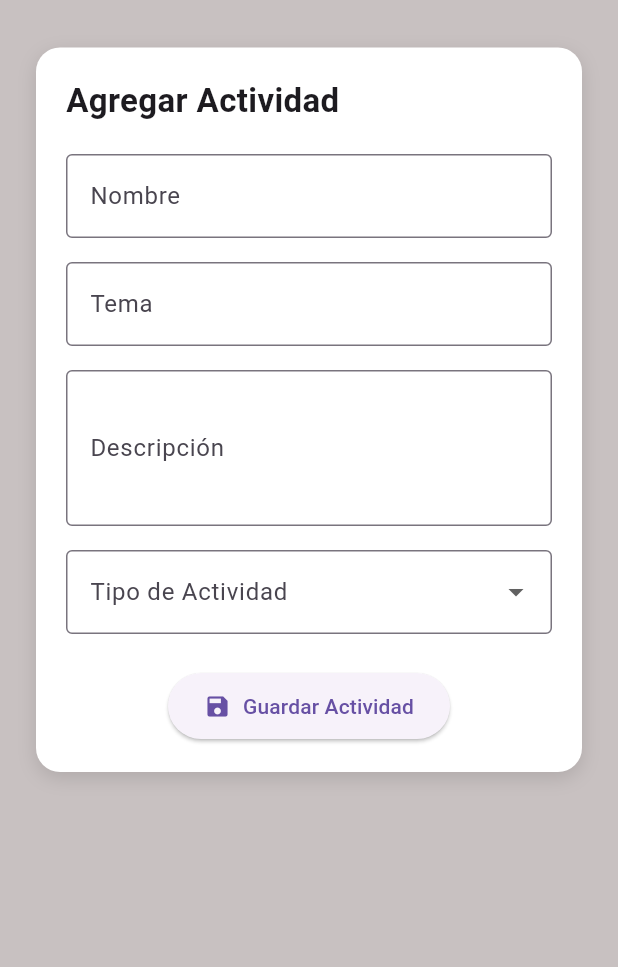
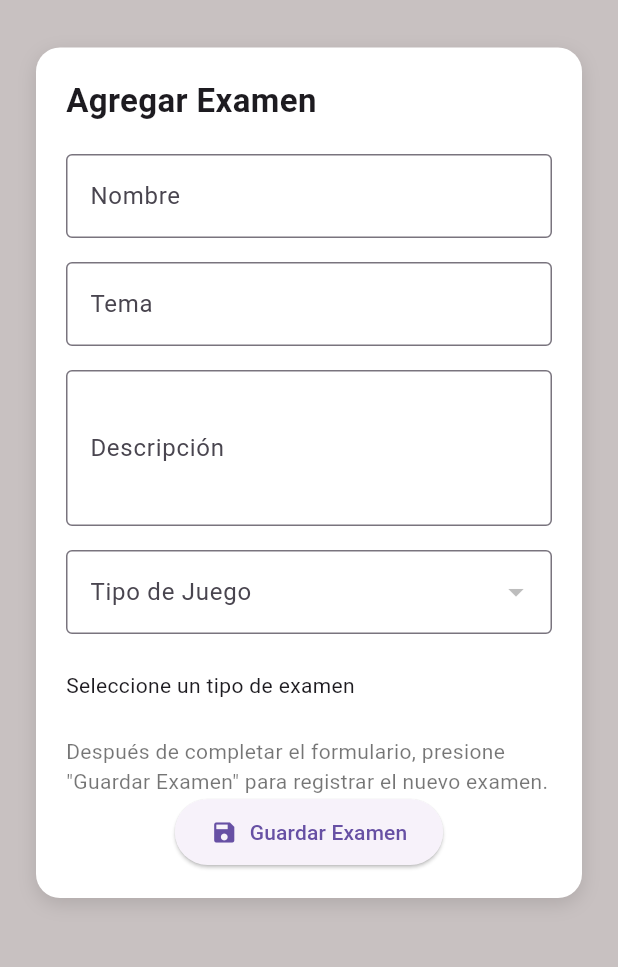
Before and after one commit to JJuvinao/exa_gammer_movil, a Flutter app: the DetalleClase screen opened directly, after a tap on the "add" icon, on a phone screen of 412 x 824 dp, the part 149-1116 px from its top. Run offline on Flutter 3.47's test engine with Material 3 defaults, Android fonts, the phone set to English and light mode, and no system bars; our stand-ins replace auto_size_text, get, get_storage; accounts and stored records are empty; network calls fail.

Commit message:
creacion de examen dependiendo el juego

```diff
--- a/lib/controllers/examen_controller.dart
+++ b/lib/controllers/examen_controller.dart
@@ -57,4 +57,67 @@ class ExamenController extends GetxController {
       print("ERROR DE LA CARGA DE EXAMENES ${e.toString()}");
     }
   }
+
+  Future<bool> guardarExamen(
+    Map<String, dynamic> examen,
+    Map<dynamic, dynamic> data,
+    String token,
+  ) async {
+    String urls = '';
+    var datos = {
+      'palabra': data['datos']['palabra'],
+      'pista': data['datos']['pista'],
+      'lispreheroe': data['datos']['lispreheroe'],
+    };
+    var datosExamen = {};
+    if (data['tipo'] == 'ahorcado') {
+      urls = 'https://apiexagammer.somee.com/api/Examenes/Ahorcado';
+      datosExamen = {
+        'Nombre': examen['Nombre'],
+        'Tema': examen['Tema'],
+        'Autor': examen['Autor'],
+        'Descripcion': examen['Descripcion'],
+        'ImagenExamen': examen['ImagenExamen'],
+        'Id_Clase': examen['Id_Clase'],
+        'Id_Juego': examen['Id_Juego'],
+        'Palabras': datos['palabras'],
+        'Pistas': datos['pistas'],
+      };
+    }
+    if (data['tipo'] == 'heroes') {
+      urls = 'https://apiexagammer.somee.com/api/Examenes/Heroes';
+      datosExamen = {
+        'Nombre': examen['Nombre'],
+        'Tema': examen['Tema'],
+        'Autor': examen['Autor'],
+        'Descripcion': examen['Descripcion'],
+        'ImagenExamen': examen['ImagenExamen'],
+        'Id_Clase': examen['Id_Clase'],
+        'Id_Juego': examen['Id_Juego'],
+        'Heroes': datos['lispreheroe'],
+      };
+    }
+    try {
+      final url = Uri.parse(urls);
+
+      final res = await http.post(
+        url,
+        headers: {
+          'Authorization': 'Bearer ${token}',
+          'Content-Type': 'application/json',
+        },
+        body: jsonEncode(datosExamen),
+      );
+
+      if (res.statusCode == 200) {
+        return true;
+      } else {
+        print('Error al guardar el examen: ${res.statusCode}');
+        return false;
+      }
+    } catch (e) {
+      print('Error al guardar el examen: $e');
+    }
+    return false;
+  }
 }
--- /dev/null
+++ b/lib/controllers/juego_controller.dart
@@ -0,0 +1,40 @@
+import 'package:get/get.dart';
+import 'package:http/http.dart' as http;
+import 'dart:convert';
+import 'package:exa_gammer_movil/models/juego_model.dart';
+
+class JuegoController extends GetxController {
+  var juegoList = <Juego>[].obs;
+
+  List<Juego> getjuegoList() {
+    CargarExamne();
+    if (juegoList.isEmpty) {
+      return [];
+    } else {
+      return juegoList;
+    }
+  }
+
+  Future<void> CargarExamne() async {
+    try {
+      final url = Uri.parse('https://apiexagammer.somee.com/api/juego');
+
+      final res = await http.get(
+        url,
+        headers: {'Content-Type': 'application/json'},
+      );
+
+      if (res.statusCode != 200) {
+        print(res.body);
+      }
+      final data = jsonDecode(res.body);
+      List<Juego> _JuegoList = [];
+      for (var item in data) {
+        _JuegoList.add(Juego.fromJson(item));
+      }
+      juegoList.value = _JuegoList;
+    } catch (e) {
+      print("ERROR DE LA CARGA DE JUEGOS ${e.toString()}");
+    }
+  }
+}
--- a/lib/main.dart
+++ b/lib/main.dart
@@ -7,6 +7,7 @@ import 'package:exa_gammer_movil/controllers/user_controller.dart';
 import 'package:exa_gammer_movil/ui/app.dart';
 import 'package:get_storage/get_storage.dart';
 import 'package:exa_gammer_movil/game/ahorcado/ahorcado_controller.dart';
+import 'package:exa_gammer_movil/controllers/juego_controller.dart';
 
 Future<void> main() async {
   WidgetsFlutterBinding.ensureInitialized();
@@ -15,7 +16,9 @@ Future<void> main() async {
 
   Get.put(ClaseController());
   Get.put(UserController());
+  Get.put(JuegoController());
   Get.put(ExamenController());
   Get.put(AhorcadoController());
+
   runApp(MyApp());
 }
--- /dev/null
+++ b/lib/models/juego_model.dart
@@ -0,0 +1,15 @@
+class Juego {
+  final int id;
+  final String nombre;
+  final String tipo;
+
+  Juego({required this.id, required this.nombre, required this.tipo});
+
+  factory Juego.fromJson(Map<String, dynamic> json) {
+    return Juego(
+      id: json['id_Juego'],
+      nombre: json['nombre'],
+      tipo: json['tipo'],
+    );
+  }
+}
--- a/lib/ui/home/profesor/detalle_clase.dart
+++ b/lib/ui/home/profesor/detalle_clase.dart
@@ -2,10 +2,10 @@ import 'package:exa_gammer_movil/controllers/user_controller.dart';
 import 'package:flutter/material.dart';
 import 'package:get/get.dart';
 import 'package:exa_gammer_movil/controllers/examen_controller.dart';
-import 'package:exa_gammer_movil/ui/home/profesor/add_actividad.dart';
+import 'package:exa_gammer_movil/ui/home/vista/examen/add_examen.dart';
 import 'package:auto_size_text/auto_size_text.dart';
 import 'package:exa_gammer_movil/game/ahorcado/ahorcado_page.dart';
-import 'package:exa_gammer_movil/ui/home/profesor/detalle_examen.dart';
+import 'package:exa_gammer_movil/ui/home/vista/examen/detalle_examen.dart';
 import 'package:exa_gammer_movil/controllers/clase_controller.dart';
 
 class DetalleClase extends StatelessWidget {
@@ -89,7 +89,7 @@ class DetalleClase extends StatelessWidget {
                   final user = usercontroller.getuser;
                   final token = usercontroller.gettoken;
                   final examenes = examenController.filteredList(
-                    user.id,
+                    clasek.id,
                     token,
                   );
 
@@ -141,7 +141,7 @@ class DetalleClase extends StatelessWidget {
       ),
       floatingActionButton: FloatingActionButton(
         onPressed: () {
-          Get.to(() => AddActividad());
+          Get.to(() => AddExamen());
         },
         child: const Icon(Icons.add),
       ),
--- a/lib/ui/home/profesor/home_profesor.dart
+++ b/lib/ui/home/profesor/home_profesor.dart
@@ -12,6 +12,7 @@ import 'package:exa_gammer_movil/ui/home/profesor/detalle_clase.dart';
 class HomeProfesor extends StatelessWidget {
   final ClaseController pc = Get.find();
   final UserController usercontroller = Get.find<UserController>();
+  final ClaseController claseController = Get.find<ClaseController>();
 
   HomeProfesor({super.key});
 
@@ -91,6 +92,7 @@ class HomeProfesor extends StatelessWidget {
                             titulo: clase.nombre,
                             imagenUrl: clase.img,
                             onTap: () {
+                              claseController.saveClase(clase);
                               Get.to(() => DetalleClase());
                             },
                           );
--- a/lib/ui/home/profesor/add_actividad.dart
+++ b/lib/ui/home/vista/examen/add_examen.dart
@@ -1,24 +1,38 @@
+import 'package:exa_gammer_movil/controllers/clase_controller.dart';
+import 'package:exa_gammer_movil/controllers/user_controller.dart';
+import 'package:exa_gammer_movil/models/juego_model.dart';
+
+import 'formahorcado.dart';
+import 'package:exa_gammer_movil/ui/home/vista/examen/formheroes.dart';
 import 'package:flutter/material.dart';
 import 'package:get/get.dart';
 import 'package:exa_gammer_movil/controllers/examen_controller.dart';
+import 'package:exa_gammer_movil/controllers/juego_controller.dart';
 
-class AddActividad extends StatelessWidget {
-  AddActividad({super.key});
+class AddExamen extends StatelessWidget {
+  AddExamen({super.key});
 
   final ExamenController actividadController = Get.find();
+  final GlobalKey<AhorcadoFormState> ahorcadoFormKey =
+      GlobalKey<AhorcadoFormState>();
+  final GlobalKey<HeroesFormState> heroesFormKey = GlobalKey<HeroesFormState>();
+
+  final UserController userController = Get.find();
+  final ClaseController claseController = Get.find();
+  final JuegoController juegoController = Get.find();
 
   final TextEditingController nombreController = TextEditingController();
   final TextEditingController temaController = TextEditingController();
   final TextEditingController descripcionController = TextEditingController();
 
-  final RxString tipoSeleccionado = ''.obs;
-
-  final List<String> tiposJuego = ['Juego', 'Evaluación'];
-
   final _formKey = GlobalKey<FormState>();
 
   @override
   Widget build(BuildContext context) {
+    final Rxn<Juego> JuegoSeleccionado = Rxn<Juego>();
+    List<Juego> juegos = juegoController.getjuegoList();
+    final List<Juego> tiposJuego = juegos;
+
     return Scaffold(
       backgroundColor: const Color(0xFFC8C1C1),
       appBar: AppBar(
@@ -70,7 +84,7 @@ class AddActividad extends StatelessWidget {
                     crossAxisAlignment: CrossAxisAlignment.start,
                     children: [
                       const Text(
-                        'Agregar Actividad',
+                        'Agregar Examen',
                         style: TextStyle(
                           fontSize: 22,
                           fontWeight: FontWeight.bold,
@@ -120,53 +134,122 @@ class AddActividad extends StatelessWidget {
 
                       // Dropdown: Tipo
                       Obx(() {
-                        return DropdownButtonFormField<String>(
-                          value: tipoSeleccionado.value.isEmpty
+                        return DropdownButtonFormField<Juego>(
+                          value: JuegoSeleccionado.value == null
                               ? null
-                              : tipoSeleccionado.value,
+                              : JuegoSeleccionado.value,
                           items: tiposJuego.map((tipo) {
                             return DropdownMenuItem(
                               value: tipo,
-                              child: Text(tipo),
+                              child: Text(tipo.nombre),
                             );
                           }).toList(),
                           onChanged: (value) {
-                            tipoSeleccionado.value = value ?? '';
+                            JuegoSeleccionado.value = value;
                           },
                           decoration: const InputDecoration(
-                            labelText: 'Tipo de Actividad',
+                            labelText: 'Tipo de Juego',
                             border: OutlineInputBorder(),
                           ),
-                          validator: (value) => value == null || value.isEmpty
-                              ? 'Seleccione un tipo'
-                              : null,
+                          validator: (value) =>
+                              value == null ? 'Seleccione un tipo' : null,
                         );
                       }),
 
                       const SizedBox(height: 24),
+                      Obx(() {
+                        if (JuegoSeleccionado.value?.id == 1) {
+                          return AhorcadoForm(key: ahorcadoFormKey);
+                        }
+                        if (JuegoSeleccionado.value?.id == 2) {
+                          return HeroesForm(key: heroesFormKey);
+                        }
+                        return const Text('Seleccione un tipo de examen');
+                      }),
+                      const SizedBox(height: 24),
+                      const Text(
+                        'Después de completar el formulario, presione "Guardar Examen" para registrar el nuevo examen.',
+                        style: TextStyle(fontSize: 14, color: Colors.black54),
+                      ),
 
                       // Botón: Guardar
                       Center(
                         child: ElevatedButton.icon(
-                          onPressed: () {
-                            if (_formKey.currentState!.validate()) {
-                              final nuevaActividad = null;
+                          onPressed: () async {
+                            if (!_formKey.currentState!.validate()) return;
 
-                              actividadController.addExamen(nuevaActividad);
+                            Map<String, dynamic>? datos;
 
-                              Get.back();
+                            if (JuegoSeleccionado.value?.id == 1) {
+                              datos = ahorcadoFormKey.currentState?.getData();
+                              if (datos == null) return;
+                            }
+                            if (JuegoSeleccionado.value?.id == 2) {
+                              datos = heroesFormKey.currentState?.getData();
+                              if (datos == null ||
+                                  datos['lispreheroe'].length < 5) {
+                                Get.snackbar(
+                                  'Error',
+                                  'Debe agregar al menos 5 preguntas.',
+                                  snackPosition: SnackPosition.BOTTOM,
+                                  backgroundColor: Colors.red[100],
+                                  colorText: Colors.black,
+                                );
+                                return;
+                              }
+                            }
 
+                            Map<dynamic, dynamic> datosExamen = {};
+                            if (datos != null) {
+                              if (JuegoSeleccionado.value?.id == 2) {
+                                datosExamen = {
+                                  'tipo': 'heroes',
+                                  'datos': datos,
+                                };
+                              } else if (JuegoSeleccionado.value?.id == 1) {
+                                datosExamen = {
+                                  'tipo': 'ahorcado',
+                                  'datos': datos,
+                                };
+                              }
+                            }
+
+                            final examen = {
+                              'Nombre': nombreController.text,
+                              'Tema': temaController.text,
+                              'Autor': userController.getuser.username,
+                              'Descripcion': descripcionController.text,
+                              'ImagenExamen': "/avatars/avatar1.jpg",
+                              'Id_Clase': claseController.getclase.id,
+                              'Id_Juego': JuegoSeleccionado.value?.id,
+                            };
+
+                            var res = await actividadController.guardarExamen(
+                              examen,
+                              datosExamen,
+                              userController.gettoken,
+                            );
+                            Get.back();
+                            if (res) {
                               Get.snackbar(
-                                'Actividad Agregada',
-                                'La actividad fue registrada exitosamente.',
+                                'Examen Agregado',
+                                'El examen fue registrado exitosamente.',
                                 snackPosition: SnackPosition.BOTTOM,
                                 backgroundColor: Colors.green[100],
+                                colorText: Colors.black87,
+                              );
+                            } else {
+                              Get.snackbar(
+                                'Error',
+                                'Hubo un problema al guardar el examen',
+                                snackPosition: SnackPosition.BOTTOM,
+                                backgroundColor: Colors.red[100],
                                 colorText: Colors.black87,
                               );
                             }
                           },
                           icon: const Icon(Icons.save),
-                          label: const Text('Guardar Actividad'),
+                          label: const Text('Guardar Examen'),
                           style: ElevatedButton.styleFrom(
                             padding: const EdgeInsets.symmetric(
                               horizontal: 24,
```
Also changed, not shown: lib/models/examen_model.dart (+73 -0 lines), lib/ui/home/vista/examen/formahorcado.dart (added, +86 -0 lines), lib/ui/home/vista/examen/formheroes.dart (added, +218 -0 lines), lib/ui/home/vista/examen/detalle_examen.dart (renamed from lib/ui/home/profesor/detalle_examen.dart).
